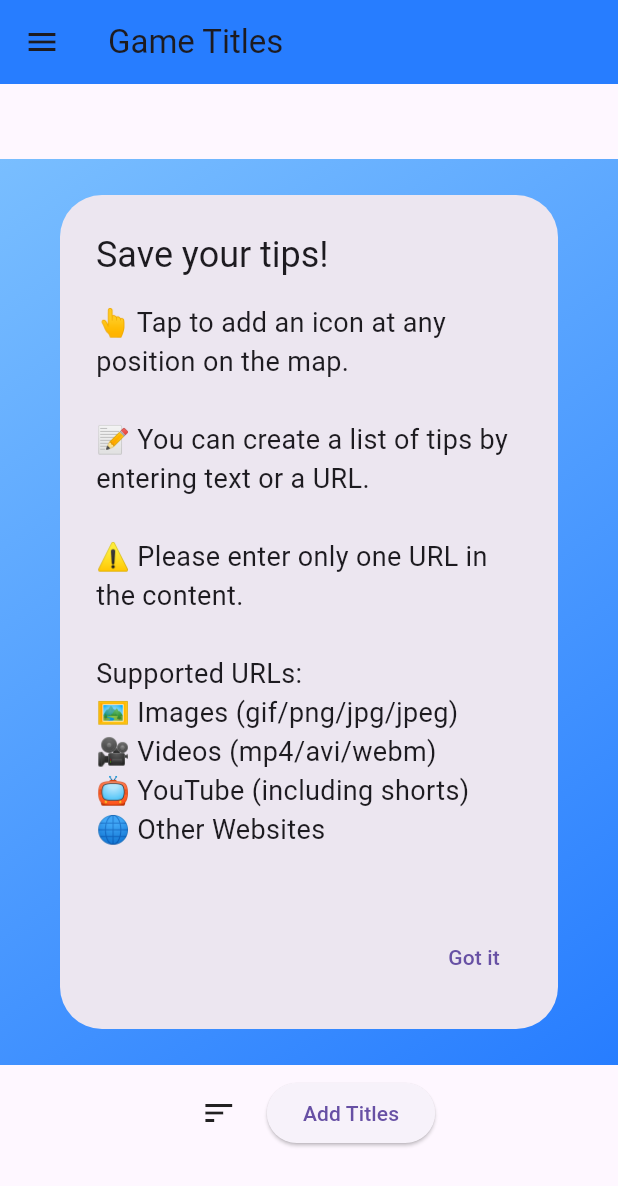
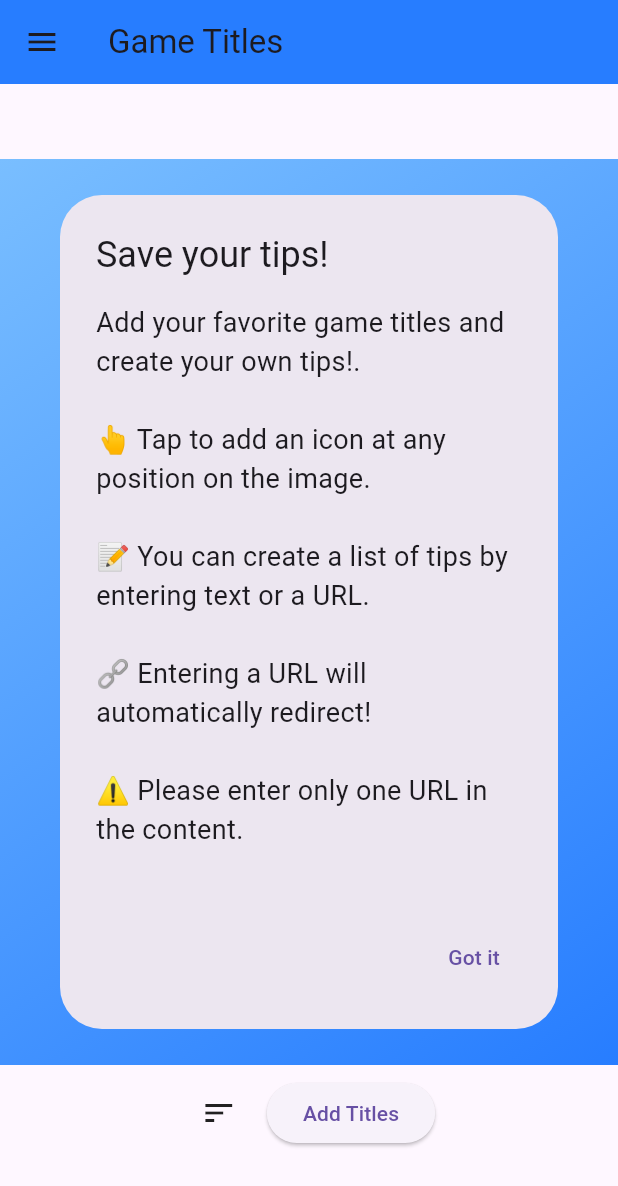
Before and after one commit to FYno52/game_tips_manager, a Flutter app: the screen it shows after launch, on a phone screen of 412 x 824 dp. Shown: the top 1186 px of the screen. Run offline on Flutter 3.47's test engine with Material 3 defaults, Android fonts, the phone set to English and light mode, and no system bars; our stand-ins replace chewie, flutter_markdown, go_router, google_mobile_ads, image_picker, shared_preferences and 2 more; missing offline and left inert: flex_color_picker; network calls fail.

Commit message:
マニュアルや説明書きを修正。細かい部分も修正。

```diff
--- a/lib/screens/manual.dart
+++ b/lib/screens/manual.dart
@@ -28,12 +28,16 @@ class ManualPage extends StatelessWidget {
                 title: 'Create Tips Mode',
                 description: [
                   'Manage your tips efficiently!',
-                  'Tap on the map to create an icon at the selected location.',
-                  'Tap the created icon to display a list of tips for that location.',
-                  'Select an item from the list to view details. If you enter a URL, you will be automatically redirected to the website.',
+                  'On the first page add your favorite titles.',
+                  'On the next page, create a tips list for that game.',
+                  'On the tip page, first add the image.',
+                  'Tap on the image to create a marker at the selected location.',
+                  'Tap the created marker to display a list of tips for that location.',
+                  'Select an item to view details. If you entered a URL, you will be automatically redirected to the website.',
                   'You can also simply enter and save text notes!',
                   'Switch between different tabs to organize your tips based on your needs.',
-                  'Zoom the map using pinch gestures.'
+                  'Zoom the image using pinch gestures.',
+                  'All items can be edited or deleted by long pressing.'
                 ],
               ),
 
--- a/lib/screens/tips_start_title_screen.dart
+++ b/lib/screens/tips_start_title_screen.dart
@@ -106,7 +106,7 @@ class _TipsStartTitleScreenState extends State<TipsStartTitleScreen> {
       context: context,
       builder: (context) {
         return AlertDialog(
-          title: const Text('Add Tips Page'),
+          title: const Text('Add Title Page'),
           content: Column(
             mainAxisSize: MainAxisSize.min,
             children: [
@@ -114,7 +114,7 @@ class _TipsStartTitleScreenState extends State<TipsStartTitleScreen> {
                 onChanged: (value) {
                   mapName = value;
                 },
-                decoration: const InputDecoration(labelText: 'Title'),
+                decoration: const InputDecoration(labelText: 'Game Title'),
                 maxLength: 20,
               ),
               ElevatedButton(
@@ -455,9 +455,13 @@ class _TipsStartTitleScreenState extends State<TipsStartTitleScreen> {
               mainAxisSize: MainAxisSize.min,
               children: [
                 Text(
-                  '''👆 Tap to add an icon at any position on the map.
+                  '''Add your favorite game titles and create your own tips!.
+
+👆 Tap to add an icon at any position on the image.
 
 📝 You can create a list of tips by entering text or a URL.
+
+🔗 Entering a URL will automatically redirect!
 
 ⚠️ Please enter only one URL in the content.
 
```
Also changed, not shown: lib/screens/tips_start_screen.dart (+1 -64 lines).
